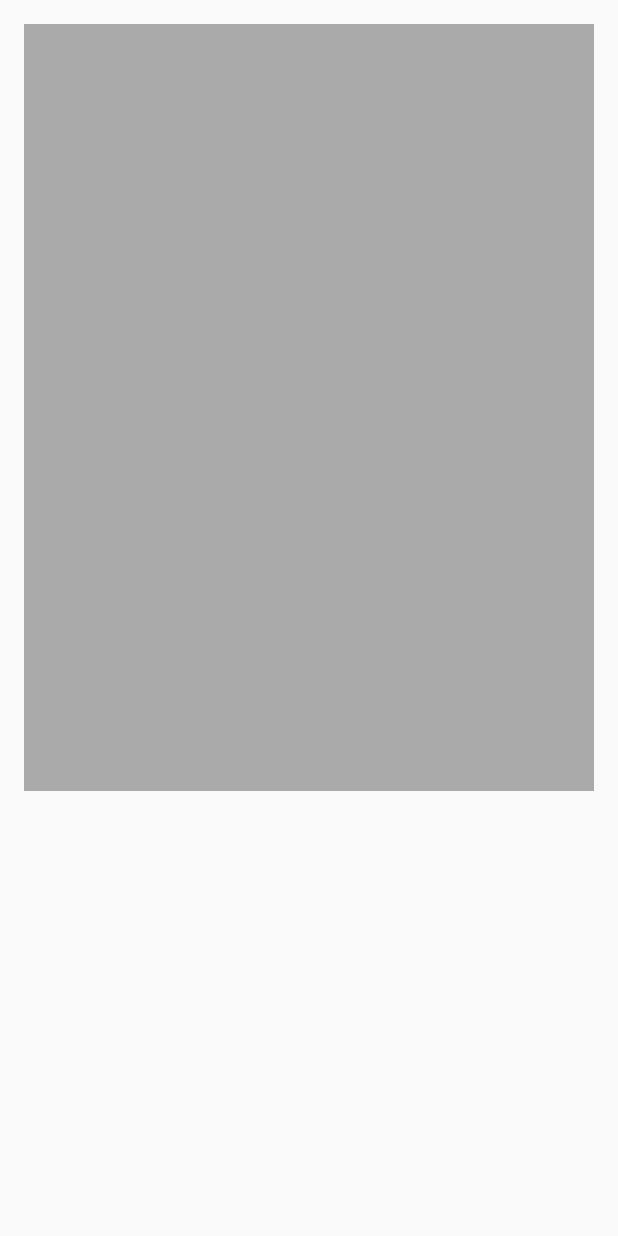
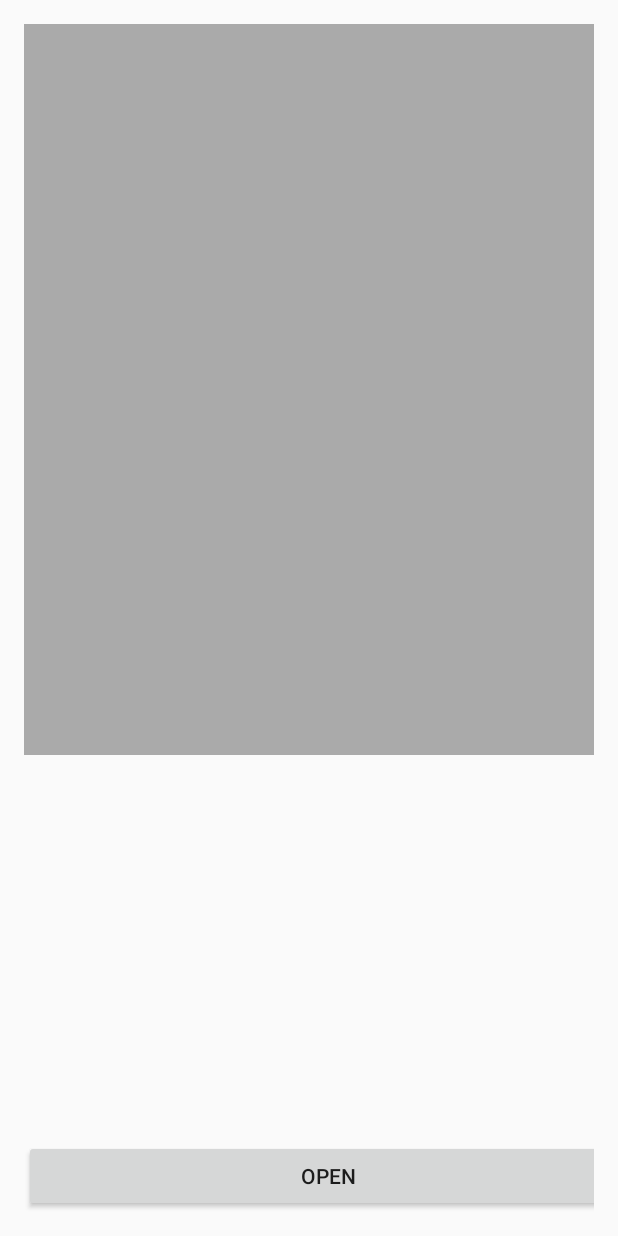
Before and after one commit to NaasHt/brScanner, an Android app: the layout activity_main2.xml on its own in the app's theme, with its tools: preview values and no code run, on a phone screen of 412 x 824 dp. Run offline under Robolectric (Android 15) with nearby library versions, the phone set to English and light mode, and no system bars.

Commit message:
folder assets with txt files

```diff
--- a/app/src/main/java/jp/casio/ht/devicelibrary/scansample/symbolscan/MainActivity2.java
+++ b/app/src/main/java/jp/casio/ht/devicelibrary/scansample/symbolscan/MainActivity2.java
@@ -5,19 +5,13 @@ import android.content.Context;
 import android.content.Intent;
 import android.content.IntentFilter;
 import android.os.Bundle;
-import android.os.Environment;
 import android.support.v7.app.AppCompatActivity;
 import android.view.View;
 import android.widget.TextView;
 import android.widget.Toast;
 
-import java.io.BufferedWriter;
-import java.io.File;
 import java.io.FileInputStream;
-import java.io.FileWriter;
 import java.io.IOException;
-import java.text.SimpleDateFormat;
-import java.util.Date;
 
 import jp.casio.ht.devicelibrary.ScannerLibrary;
 
--- a/app/src/main/res/layout/activity_main2.xml
+++ b/app/src/main/res/layout/activity_main2.xml
@@ -30,6 +30,12 @@
         android:gravity="start"
          />
 
+    <Button
+        android:id="@+id/open_text"
+        android:layout_width="405dp"
+        android:layout_height="wrap_content"
+        android:onClick="openText"
+        android:text="Open" />
     <!--<Space
         android:layout_width="match_parent"
         android:layout_height="10dp" />-->
```
Also changed, not shown: app/src/main/assets/likuciai_ex.txt (renamed from app/src/main/res/assets/likuciai_ex.txt).
